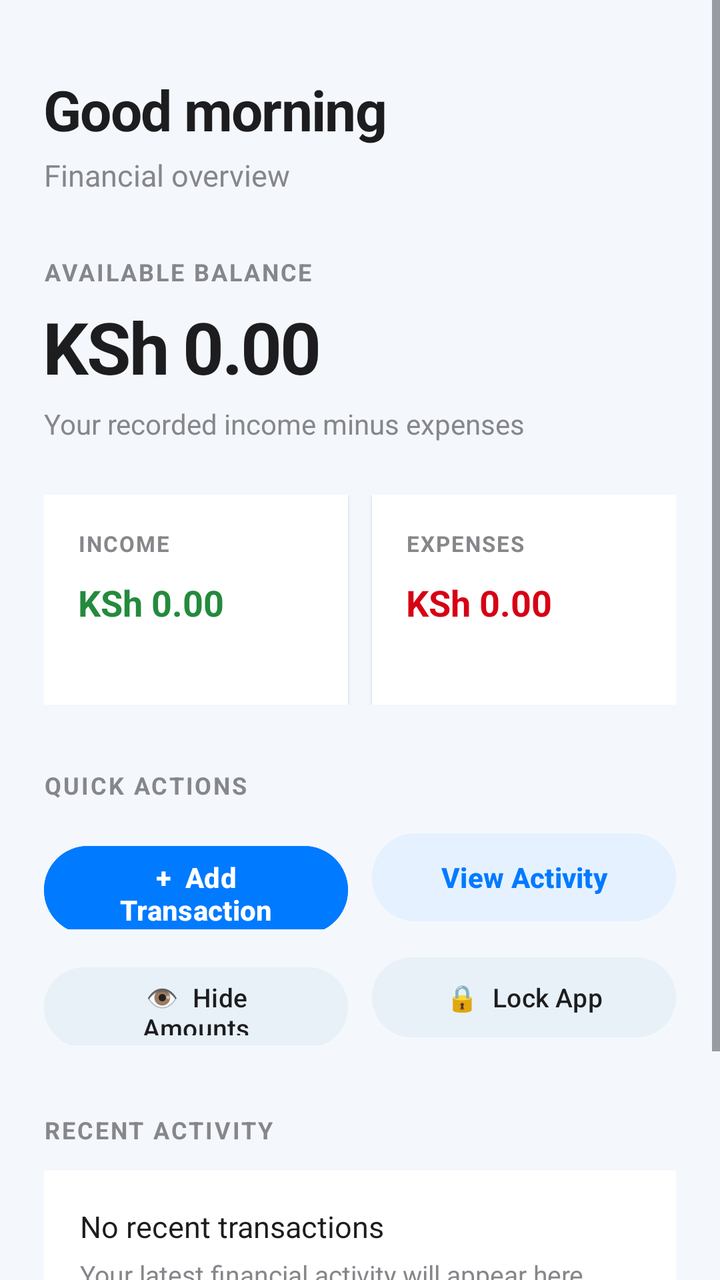
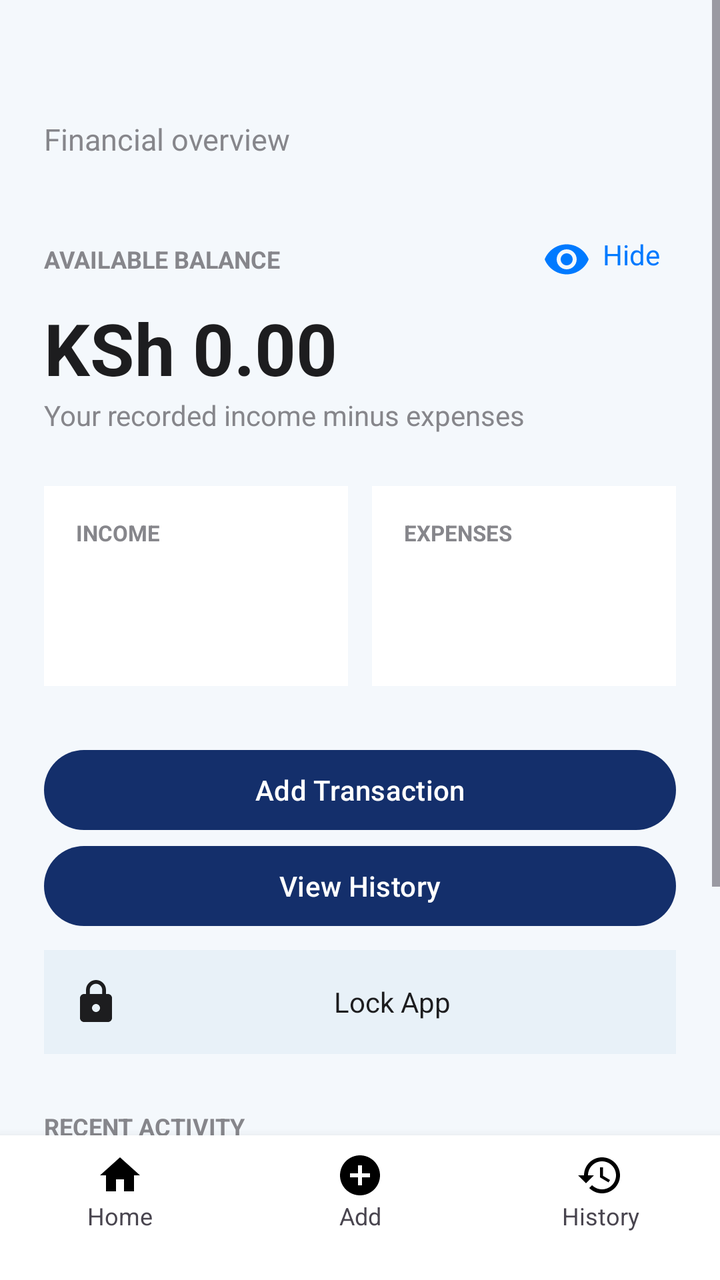

Screens rendered from an Android XML layout before and after an edit, with the pre-edit source and the edit as a unified diff.
<!-- AndroidManifest.xml: application theme Theme.FinancialRecordManagement -->
<!-- res/layout/activity_dashboard.xml -->
﻿<?xml version="1.0" encoding="utf-8"?>
<ScrollView xmlns:android="http://schemas.android.com/apk/res/android"
    android:layout_width="match_parent"
    android:layout_height="match_parent"
    android:background="#F4F8FC"
    android:fillViewport="true">

    <LinearLayout
        android:layout_width="match_parent"
        android:layout_height="wrap_content"
        android:orientation="vertical"
        android:paddingStart="22dp"
        android:paddingTop="28dp"
        android:paddingEnd="22dp"
        android:paddingBottom="30dp">

        
        <TextView
            android:id="@+id/welcomeText"
            android:layout_width="match_parent"
            android:layout_height="wrap_content"
            android:text="Good morning"
            android:textColor="#1D1D1F"
            android:textSize="28sp"
            android:textStyle="bold"
            android:letterSpacing="-0.02"
            android:layout_marginTop="8dp" />

        <TextView
            android:layout_width="match_parent"
            android:layout_height="wrap_content"
            android:text="Financial overview"
            android:textColor="#86868B"
            android:textSize="15sp"
            android:layout_marginTop="4dp"
            android:layout_marginBottom="30dp" />


        
        <TextView
            android:layout_width="match_parent"
            android:layout_height="wrap_content"
            android:text="AVAILABLE BALANCE"
            android:textColor="#86868B"
            android:textSize="12sp"
            android:textStyle="bold"
            android:letterSpacing="0.08"
            android:layout_marginBottom="5dp" />

        <TextView
            android:id="@+id/balanceText"
            android:layout_width="match_parent"
            android:layout_height="wrap_content"
            android:text="KSh 0.00"
            android:textColor="#1D1D1F"
            android:textSize="36sp"
            android:textStyle="bold"
            android:letterSpacing="-0.03" />

        <TextView
            android:layout_width="match_parent"
            android:layout_height="wrap_content"
            android:text="Your recorded income minus expenses"
            android:textColor="#86868B"
            android:textSize="14sp"
            android:layout_marginTop="5dp"
            android:layout_marginBottom="26dp" />


        
        <LinearLayout
            android:layout_width="match_parent"
            android:layout_height="wrap_content"
            android:orientation="horizontal">

            
            <LinearLayout
                android:layout_width="0dp"
                android:layout_height="105dp"
                android:layout_weight="1"
                android:orientation="vertical"
                android:padding="17dp"
                android:background="#FFFFFF"
                android:elevation="1dp"
                android:layout_marginEnd="6dp">

                <TextView
                    android:layout_width="match_parent"
                    android:layout_height="wrap_content"
                    android:text="INCOME"
                    android:textColor="#86868B"
                    android:textSize="11sp"
                    android:textStyle="bold"
                    android:letterSpacing="0.06" />

                <TextView
                    android:id="@+id/totalIncomeText"
                    android:layout_width="match_parent"
                    android:layout_height="wrap_content"
                    android:text="KSh 0.00"
                    android:textColor="#248A3D"
                    android:textSize="18sp"
                    android:textStyle="bold"
                    android:layout_marginTop="10dp" />

            </LinearLayout>


            
            <LinearLayout
                android:layout_width="0dp"
                android:layout_height="105dp"
                android:layout_weight="1"
                android:orientation="vertical"
                android:padding="17dp"
                android:background="#FFFFFF"
                android:elevation="1dp"
                android:layout_marginStart="6dp">

                <TextView
                    android:layout_width="match_parent"
                    android:layout_height="wrap_content"
                    android:text="EXPENSES"
                    android:textColor="#86868B"
                    android:textSize="11sp"
                    android:textStyle="bold"
                    android:letterSpacing="0.06" />

                <TextView
                    android:id="@+id/totalExpensesText"
                    android:layout_width="match_parent"
                    android:layout_height="wrap_content"
                    android:text="KSh 0.00"
                    android:textColor="#D70015"
                    android:textSize="18sp"
                    android:textStyle="bold"
                    android:layout_marginTop="10dp" />

            </LinearLayout>

        </LinearLayout>


        
<TextView
    android:layout_width="match_parent"
    android:layout_height="wrap_content"
    android:text="QUICK ACTIONS"
    android:textColor="#86868B"
    android:textSize="12sp"
    android:textStyle="bold"
    android:letterSpacing="0.08"
    android:layout_marginTop="32dp"
    android:layout_marginBottom="12dp" />

<LinearLayout
    android:layout_width="match_parent"
    android:layout_height="wrap_content"
    android:orientation="horizontal">

    <Button
        android:id="@+id/addTransactionButton"
        android:layout_width="0dp"
        android:layout_height="52dp"
        android:layout_weight="1"
        android:text="+  Add Transaction"
        android:textColor="#FFFFFF"
        android:textSize="14sp"
        android:textStyle="bold"
        android:backgroundTint="#007AFF"
        android:layout_marginEnd="6dp" />

    <Button
        android:id="@+id/viewHistoryButton"
        android:layout_width="0dp"
        android:layout_height="52dp"
        android:layout_weight="1"
        android:text="View Activity"
        android:textColor="#007AFF"
        android:textSize="14sp"
        android:textStyle="bold"
        android:backgroundTint="#E5F1FF"
        android:layout_marginStart="6dp" />

</LinearLayout>


<LinearLayout
    android:layout_width="match_parent"
    android:layout_height="wrap_content"
    android:orientation="horizontal"
    android:layout_marginTop="10dp">

    <Button
        android:id="@+id/toggleAmountsButton"
        android:layout_width="0dp"
        android:layout_height="48dp"
        android:layout_weight="1"
        android:text="👁  Hide Amounts"
        android:textColor="#1D1D1F"
        android:textSize="13sp"
        android:backgroundTint="#E8F1F8"
        android:layout_marginEnd="6dp" />

    <Button
        android:id="@+id/lockAppButton"
        android:layout_width="0dp"
        android:layout_height="48dp"
        android:layout_weight="1"
        android:text="🔒  Lock App"
        android:textColor="#1D1D1F"
        android:textSize="13sp"
        android:backgroundTint="#E8F1F8"
        android:layout_marginStart="6dp" />

</LinearLayout>
        
        <TextView
            android:layout_width="match_parent"
            android:layout_height="wrap_content"
            android:text="RECENT ACTIVITY"
            android:textColor="#86868B"
            android:textSize="12sp"
            android:textStyle="bold"
            android:letterSpacing="0.08"
            android:layout_marginTop="34dp"
            android:layout_marginBottom="12dp" />

        <LinearLayout
            android:layout_width="match_parent"
            android:layout_height="wrap_content"
            android:orientation="vertical"
            android:background="#FFFFFF"
            android:padding="18dp"
            android:elevation="1dp">

            <TextView
                android:id="@+id/recentActivityText"
                android:layout_width="match_parent"
                android:layout_height="wrap_content"
                android:text="No recent transactions"
                android:textColor="#1D1D1F"
                android:textSize="15sp" />

            <TextView
                android:id="@+id/recentActivityHint"
                android:layout_width="match_parent"
                android:layout_height="wrap_content"
                android:text="Your latest financial activity will appear here."
                android:textColor="#86868B"
                android:textSize="13sp"
                android:layout_marginTop="5dp" />

        </LinearLayout>


        
        <LinearLayout
            android:layout_width="match_parent"
            android:layout_height="wrap_content"
            android:orientation="horizontal"
            android:gravity="center_vertical"
            android:paddingTop="20dp"
            android:paddingBottom="10dp">

            <TextView
                android:layout_width="wrap_content"
                android:layout_height="wrap_content"
                android:text="●"
                android:textColor="#248A3D"
                android:textSize="14sp"
                android:layout_marginEnd="8dp" />

            <TextView
                android:layout_width="0dp"
                android:layout_height="wrap_content"
                android:layout_weight="1"
                android:text="Your records are protected"
                android:textColor="#1D1D1F"
                android:textSize="13sp" />

            <TextView
                android:id="@+id/securityStatusText"
                android:layout_width="wrap_content"
                android:layout_height="wrap_content"
                android:text="SECURE"
                android:textColor="#248A3D"
                android:textSize="11sp"
                android:textStyle="bold" />

        </LinearLayout>


        
        <TextView
            android:layout_width="match_parent"
            android:layout_height="wrap_content"
            android:text="FINANCIAL RECORD MANAGEMENT"
            android:textAlignment="center"
            android:textColor="#AEAEB2"
            android:textSize="10sp"
            android:textStyle="bold"
            android:letterSpacing="0.08"
            android:layout_marginTop="22dp" />

    </LinearLayout>

</ScrollView>
<!-- resources referenced by this layout -->
<resources>
  <style name="Theme.FinancialRecordManagement" parent="Base.Theme.FinancialRecordManagement" />
  <style name="Base.Theme.FinancialRecordManagement" parent="Theme.Material3.DayNight.NoActionBar">
          
          
      </style>
</resources>

<!-- the commit's change to res/layout/activity_dashboard.xml (unified diff, before → after) -->
@@ -1,308 +1,280 @@
 ﻿<?xml version="1.0" encoding="utf-8"?>
-<ScrollView xmlns:android="http://schemas.android.com/apk/res/android"
+<LinearLayout xmlns:android="http://schemas.android.com/apk/res/android"
     android:layout_width="match_parent"
     android:layout_height="match_parent"
     android:background="#F4F8FC"
-    android:fillViewport="true">
-
-    <LinearLayout
+    android:orientation="vertical">
+
+    <ScrollView
         android:layout_width="match_parent"
-        android:layout_height="wrap_content"
-        android:orientation="vertical"
-        android:paddingStart="22dp"
-        android:paddingTop="28dp"
-        android:paddingEnd="22dp"
-        android:paddingBottom="30dp">
-
-        
-        <TextView
-            android:id="@+id/welcomeText"
-            android:layout_width="match_parent"
-            android:layout_height="wrap_content"
-            android:text="Good morning"
-            android:textColor="#1D1D1F"
-            android:textSize="28sp"
-            android:textStyle="bold"
-            android:letterSpacing="-0.02"
-            android:layout_marginTop="8dp" />
-
-        <TextView
-            android:layout_width="match_parent"
-            android:layout_height="wrap_content"
-            android:text="Financial overview"
-            android:textColor="#86868B"
-            android:textSize="15sp"
-            android:layout_marginTop="4dp"
-            android:layout_marginBottom="30dp" />
-
-
-        
-        <TextView
-            android:layout_width="match_parent"
-            android:layout_height="wrap_content"
-            android:text="AVAILABLE BALANCE"
-            android:textColor="#86868B"
-            android:textSize="12sp"
-            android:textStyle="bold"
-            android:letterSpacing="0.08"
-            android:layout_marginBottom="5dp" />
-
-        <TextView
-            android:id="@+id/balanceText"
-            android:layout_width="match_parent"
-            android:layout_height="wrap_content"
-            android:text="KSh 0.00"
-            android:textColor="#1D1D1F"
-            android:textSize="36sp"
-            android:textStyle="bold"
-            android:letterSpacing="-0.03" />
-
-        <TextView
-            android:layout_width="match_parent"
-            android:layout_height="wrap_content"
-            android:text="Your recorded income minus expenses"
-            android:textColor="#86868B"
-            android:textSize="14sp"
-            android:layout_marginTop="5dp"
-            android:layout_marginBottom="26dp" />
-
-
-        
-        <LinearLayout
-            android:layout_width="match_parent"
-            android:layout_height="wrap_content"
-            android:orientation="horizontal">
-
-            
-            <LinearLayout
-                android:layout_width="0dp"
-                android:layout_height="105dp"
-                android:layout_weight="1"
-                android:orientation="vertical"
-                android:padding="17dp"
-                android:background="#FFFFFF"
-                android:elevation="1dp"
-                android:layout_marginEnd="6dp">
-
-                <TextView
-                    android:layout_width="match_parent"
-                    android:layout_height="wrap_content"
-                    android:text="INCOME"
-                    android:textColor="#86868B"
-                    android:textSize="11sp"
-                    android:textStyle="bold"
-                    android:letterSpacing="0.06" />
-
-                <TextView
-                    android:id="@+id/totalIncomeText"
-                    android:layout_width="match_parent"
-                    android:layout_height="wrap_content"
-                    android:text="KSh 0.00"
-                    android:textColor="#248A3D"
-                    android:textSize="18sp"
-                    android:textStyle="bold"
-                    android:layout_marginTop="10dp" />
-
-            </LinearLayout>
-
-
-            
-            <LinearLayout
-                android:layout_width="0dp"
-                android:layout_height="105dp"
-                android:layout_weight="1"
-                android:orientation="vertical"
-                android:padding="17dp"
-                android:background="#FFFFFF"
-                android:elevation="1dp"
-                android:layout_marginStart="6dp">
-
-                <TextView
-                    android:layout_width="match_parent"
-                    android:layout_height="wrap_content"
-                    android:text="EXPENSES"
-                    android:textColor="#86868B"
-                    android:textSize="11sp"
-                    android:textStyle="bold"
-                    android:letterSpacing="0.06" />
-
-                <TextView
-                    android:id="@+id/totalExpensesText"
-                    android:layout_width="match_parent"
-                    android:layout_height="wrap_content"
-                    android:text="KSh 0.00"
-                    android:textColor="#D70015"
-                    android:textSize="18sp"
-                    android:textStyle="bold"
-                    android:layout_marginTop="10dp" />
-
-            </LinearLayout>
-
-        </LinearLayout>
-
-
-        
-<TextView
-    android:layout_width="match_parent"
-    android:layout_height="wrap_content"
-    android:text="QUICK ACTIONS"
-    android:textColor="#86868B"
-    android:textSize="12sp"
-    android:textStyle="bold"
-    android:letterSpacing="0.08"
-    android:layout_marginTop="32dp"
-    android:layout_marginBottom="12dp" />
-
-<LinearLayout
-    android:layout_width="match_parent"
-    android:layout_height="wrap_content"
-    android:orientation="horizontal">
-
-    <Button
-        android:id="@+id/addTransactionButton"
-        android:layout_width="0dp"
-        android:layout_height="52dp"
-        android:layout_weight="1"
-        android:text="+  Add Transaction"
-        android:textColor="#FFFFFF"
-        android:textSize="14sp"
-        android:textStyle="bold"
-        android:backgroundTint="#007AFF"
-        android:layout_marginEnd="6dp" />
-
-    <Button
-        android:id="@+id/viewHistoryButton"
-        android:layout_width="0dp"
-        android:layout_height="52dp"
-        android:layout_weight="1"
-        android:text="View Activity"
-        android:textColor="#007AFF"
-        android:textSize="14sp"
-        android:textStyle="bold"
-        android:backgroundTint="#E5F1FF"
-        android:layout_marginStart="6dp" />
-
-</LinearLayout>
-
-
-<LinearLayout
-    android:layout_width="match_parent"
-    android:layout_height="wrap_content"
-    android:orientation="horizontal"
-    android:layout_marginTop="10dp">
-
-    <Button
-        android:id="@+id/toggleAmountsButton"
-        android:layout_width="0dp"
-        android:layout_height="48dp"
-        android:layout_weight="1"
-        android:text="👁  Hide Amounts"
-        android:textColor="#1D1D1F"
-        android:textSize="13sp"
-        android:backgroundTint="#E8F1F8"
-        android:layout_marginEnd="6dp" />
-
-    <Button
-        android:id="@+id/lockAppButton"
-        android:layout_width="0dp"
-        android:layout_height="48dp"
-        android:layout_weight="1"
-        android:text="🔒  Lock App"
-        android:textColor="#1D1D1F"
-        android:textSize="13sp"
-        android:backgroundTint="#E8F1F8"
-        android:layout_marginStart="6dp" />
-
-</LinearLayout>
-        
-        <TextView
-            android:layout_width="match_parent"
-            android:layout_height="wrap_content"
-            android:text="RECENT ACTIVITY"
-            android:textColor="#86868B"
-            android:textSize="12sp"
-            android:textStyle="bold"
-            android:letterSpacing="0.08"
-            android:layout_marginTop="34dp"
-            android:layout_marginBottom="12dp" />
+        android:layout_height="0dp"
+        android:layout_weight="1">
 
         <LinearLayout
             android:layout_width="match_parent"
             android:layout_height="wrap_content"
             android:orientation="vertical"
-            android:background="#FFFFFF"
-            android:padding="18dp"
-            android:elevation="1dp">
-
-            <TextView
-                android:id="@+id/recentActivityText"
-                android:layout_width="match_parent"
-                android:layout_height="wrap_content"
-                android:text="No recent transactions"
+            android:padding="22dp"
+            android:paddingTop="40dp">
+
+            
+            <TextView
+                android:id="@+id/welcomeText"
+                android:layout_width="match_parent"
+                android:layout_height="wrap_content"
                 android:textColor="#1D1D1F"
+                android:textSize="28sp"
+                android:textStyle="bold" />
+
+            <TextView
+                android:layout_width="match_parent"
+                android:layout_height="wrap_content"
+                android:layout_marginBottom="30dp"
+                android:text="Financial overview"
+                android:textColor="#86868B"
                 android:textSize="15sp" />
 
-            <TextView
-                android:id="@+id/recentActivityHint"
-                android:layout_width="match_parent"
-                android:layout_height="wrap_content"
-                android:text="Your latest financial activity will appear here."
+            
+            <LinearLayout
+                android:layout_width="match_parent"
+                android:layout_height="wrap_content"
+                android:gravity="center_vertical"
+                android:orientation="horizontal">
+
+                <TextView
+                    android:layout_width="0dp"
+                    android:layout_height="wrap_content"
+                    android:layout_weight="1"
+                    android:text="AVAILABLE BALANCE"
+                    android:textColor="#86868B"
+                    android:textSize="12sp"
+                    android:textStyle="bold" />
+
+                <TextView
+                    android:id="@+id/toggleAmountsButton"
+                    android:layout_width="wrap_content"
+                    android:layout_height="wrap_content"
+                    android:drawableStart="@drawable/ic_visibility"
+                    android:drawablePadding="6dp"
+                    android:drawableTint="#007AFF"
+                    android:padding="8dp"
+                    android:text="Hide"
+                    android:textColor="#007AFF"
+                    android:textSize="14sp" />
+            </LinearLayout>
+
+            <TextView
+                android:id="@+id/balanceText"
+                android:layout_width="match_parent"
+                android:layout_height="wrap_content"
+                android:text="KSh 0.00"
+                android:textColor="#1D1D1F"
+                android:textSize="36sp"
+                android:textStyle="bold" />
+
+            <TextView
+                android:layout_width="match_parent"
+                android:layout_height="wrap_content"
+                android:layout_marginBottom="26dp"
+                android:text="Your recorded income minus expenses"
                 android:textColor="#86868B"
-                android:textSize="13sp"
-                android:layout_marginTop="5dp" />
+                android:textSize="14sp" />
+
+            
+            <LinearLayout
+                android:layout_width="match_parent"
+                android:layout_height="wrap_content"
+                android:orientation="horizontal">
+
+                <LinearLayout
+                    android:layout_width="0dp"
+                    android:layout_height="100dp"
+                    android:layout_marginEnd="6dp"
+                    android:layout_weight="1"
+                    android:background="#FFFFFF"
+                    android:orientation="vertical"
+                    android:padding="16dp">
+
+                    <TextView
+                        android:layout_width="match_parent"
+                        android:layout_height="wrap_content"
+                        android:text="INCOME"
+                        android:textColor="#86868B"
+                        android:textSize="11sp"
+                        android:textStyle="bold" />
+
+                    <TextView
+                        android:id="@+id/totalIncomeText"
+                        android:layout_width="match_parent"
+                        android:layout_height="wrap_content"
+                        android:layout_marginTop="10dp"
+                        android:textColor="#248A3D"
+                        android:textSize="18sp"
+                        android:textStyle="bold" />
+                </LinearLayout>
+
+                <LinearLayout
+                    android:layout_width="0dp"
+                    android:layout_height="100dp"
+                    android:layout_marginStart="6dp"
+                    android:layout_weight="1"
+                    android:background="#FFFFFF"
+                    android:orientation="vertical"
+                    android:padding="16dp">
+
+                    <TextView
+                        android:layout_width="match_parent"
+                        android:layout_height="wrap_content"
+                        android:text="EXPENSES"
+                        android:textColor="#86868B"
+                        android:textSize="11sp"
+                        android:textStyle="bold" />
+
+                    <TextView
+                        android:id="@+id/totalExpensesText"
+                        android:layout_width="match_parent"
+                        android:layout_height="wrap_content"
+                        android:layout_marginTop="10dp"
+                        android:textColor="#D70015"
+                        android:textSize="18sp"
+                        android:textStyle="bold" />
+                </LinearLayout>
+            </LinearLayout>
+
+            
+            <Button
+                android:id="@+id/addTransactionButton"
+                android:layout_width="match_parent"
+                android:layout_height="wrap_content"
+                android:layout_marginTop="28dp"
+                android:text="Add Transaction" />
+
+            <Button
+                android:id="@+id/viewHistoryButton"
+                android:layout_width="match_parent"
+                android:layout_height="wrap_content"
+                android:text="View History" />
+
+            <TextView
+                android:id="@+id/lockAppButton"
+                android:layout_width="match_parent"
+                android:layout_height="wrap_content"
+                android:layout_marginTop="8dp"
+                android:background="#E8F1F8"
+                android:drawableStart="@drawable/ic_lock"
+                android:drawablePadding="8dp"
+                android:drawableTint="#1D1D1F"
+                android:gravity="center"
+                android:padding="14dp"
+                android:text="Lock App"
+                android:textColor="#1D1D1F"
+                android:textSize="14sp" />
+
+            
+            <TextView
+                android:layout_width="match_parent"
+                android:layout_height="wrap_content"
+                android:layout_marginTop="28dp"
+                android:layout_marginBottom="10dp"
+                android:text="RECENT ACTIVITY"
+                android:textColor="#86868B"
+                android:textSize="12sp"
+                android:textStyle="bold" />
+
+            <LinearLayout
+                android:layout_width="match_parent"
+                android:layout_height="wrap_content"
+                android:background="#FFFFFF"
+                android:orientation="vertical"
+                android:padding="18dp">
+
+                <TextView
+                    android:id="@+id/recentActivityText"
+                    android:layout_width="match_parent"
+                    android:layout_height="wrap_content"
+                    android:textColor="#1D1D1F"
+                    android:textSize="15sp" />
+
+                <TextView
+                    android:id="@+id/recentActivityHint"
+                    android:layout_width="match_parent"
+                    android:layout_height="wrap_content"
+                    android:layout_marginTop="5dp"
+                    android:textColor="#86868B"
+                    android:textSize="13sp" />
+            </LinearLayout>
+
+            
+            <LinearLayout
+                android:layout_width="match_parent"
+                android:layout_height="wrap_content"
+                android:orientation="horizontal"
+                android:paddingTop="20dp">
+
+                <TextView
+                    android:layout_width="0dp"
+                    android:layout_height="wrap_content"
+                    android:layout_weight="1"
+                    android:text="Your records are protected"
+                    android:textColor="#1D1D1F"
+                    android:textSize="13sp" />
+
+                <TextView
+                    android:id="@+id/securityStatusText"
+                    android:layout_width="wrap_content"
+                    android:layout_height="wrap_content"
+                    android:padding="4dp"
+                    android:textSize="12sp"
+                    android:textStyle="bold" />
+            </LinearLayout>
 
         </LinearLayout>
-
-
-        
-        <LinearLayout
-            android:layout_width="match_parent"
-            android:layout_height="wrap_content"
-            android:orientation="horizontal"
-            android:gravity="center_vertical"
-            android:paddingTop="20dp"
-            android:paddingBottom="10dp">
-
-            <TextView
-                android:layout_width="wrap_content"
-                android:layout_height="wrap_content"
-                android:text="●"
-                android:textColor="#248A3D"
-                android:textSize="14sp"
-                android:layout_marginEnd="8dp" />
-
-            <TextView
-                android:layout_width="0dp"
-                android:layout_height="wrap_content"
-                android:layout_weight="1"
-                android:text="Your records are protected"
-                android:textColor="#1D1D1F"
-                android:textSize="13sp" />
-
-            <TextView
-                android:id="@+id/securityStatusText"
-                android:layout_width="wrap_content"
-                android:layout_height="wrap_content"
-                android:text="SECURE"
-                android:textColor="#248A3D"
-                android:textSize="11sp"
-                android:textStyle="bold" />
-
-        </LinearLayout>
-
-
-        
-        <TextView
-            android:layout_width="match_parent"
-            android:layout_height="wrap_content"
-            android:text="FINANCIAL RECORD MANAGEMENT"
-            android:textAlignment="center"
-            android:textColor="#AEAEB2"
-            android:textSize="10sp"
-            android:textStyle="bold"
-            android:letterSpacing="0.08"
-            android:layout_marginTop="22dp" />
-
-    </LinearLayout>
-
-</ScrollView>
+    </ScrollView>
+
+    <include layout="@layout/bottom_nav" />
+
+</LinearLayout>
+<!-- res/layout/bottom_nav.xml (included above) -->
+<?xml version="1.0" encoding="utf-8"?>
+<LinearLayout xmlns:android="http://schemas.android.com/apk/res/android"
+    android:layout_width="match_parent"
+    android:layout_height="wrap_content"
+    android:background="#FFFFFF"
+    android:elevation="8dp"
+    android:orientation="horizontal"
+    android:paddingBottom="16dp">
+
+    <TextView
+        android:id="@+id/navHome"
+        android:layout_width="0dp"
+        android:layout_height="wrap_content"
+        android:layout_weight="1"
+        android:drawableTop="@drawable/ic_home"
+        android:gravity="center"
+        android:padding="8dp"
+        android:text="Home"
+        android:textSize="12sp" />
+
+    <TextView
+        android:id="@+id/navAdd"
+        android:layout_width="0dp"
+        android:layout_height="wrap_content"
+        android:layout_weight="1"
+        android:drawableTop="@drawable/ic_add_circle"
+        android:gravity="center"
+        android:padding="8dp"
+        android:text="Add"
+        android:textSize="12sp" />
+
+    <TextView
+        android:id="@+id/navHistory"
+        android:layout_width="0dp"
+        android:layout_height="wrap_content"
+        android:layout_weight="1"
+        android:drawableTop="@drawable/ic_history"
+        android:gravity="center"
+        android:padding="8dp"
+        android:text="History"
+        android:textSize="12sp" />
+
+</LinearLayout>
<!-- resource entries referenced after the edit -->
@@ -1,9 +1,59 @@
 <!-- resources referenced by this layout -->
 <resources>
+  <!-- drawable ic_add_circle (drawable) -->
+  <vector xmlns:android="http://schemas.android.com/apk/res/android"
+      android:width="24dp"
+      android:height="24dp"
+      android:viewportWidth="24"
+      android:viewportHeight="24">
+      <path
+          android:fillColor="#FF000000"
+          android:pathData="M12,2C6.48,2 2,6.48 2,12s4.48,10 10,10 10,-4.48 10,-10S17.52,2 12,2zM17,13h-4v4h-2v-4H7v-2h4V7h2v4h4v2z" />
+  </vector>
+  <!-- drawable ic_history (drawable) -->
+  <vector xmlns:android="http://schemas.android.com/apk/res/android"
+      android:width="24dp"
+      android:height="24dp"
+      android:viewportWidth="24"
+      android:viewportHeight="24">
+      <path
+          android:fillColor="#FF000000"
+          android:pathData="M13,3c-4.97,0 -9,4.03 -9,9H1l3.89,3.89 0.07,0.14L9,12H6c0,-3.87 3.13,-7 7,-7s7,3.13 7,7 -3.13,7 -7,7c-1.93,0 -3.68,-0.79 -4.94,-2.06l-1.42,1.42C8.27,19.99 10.51,21 13,21c4.97,0 9,-4.03 9,-9s-4.03,-9 -9,-9zM12,8v5l4.28,2.54 0.72,-1.21 -3.5,-2.08V8H12z" />
+  </vector>
+  <!-- drawable ic_home (drawable) -->
+  <vector xmlns:android="http://schemas.android.com/apk/res/android"
+      android:width="24dp"
+      android:height="24dp"
+      android:viewportWidth="24"
+      android:viewportHeight="24">
+      <path
+          android:fillColor="#FF000000"
+          android:pathData="M10,20v-6h4v6h5v-8h3L12,3 2,12h3v8z" />
+  </vector>
+  <!-- drawable ic_lock (drawable) -->
+  <vector xmlns:android="http://schemas.android.com/apk/res/android"
+      android:width="24dp"
+      android:height="24dp"
+      android:viewportWidth="24"
+      android:viewportHeight="24">
+      <path
+          android:fillColor="#FF000000"
+          android:pathData="M18,8h-1V6c0,-2.76 -2.24,-5 -5,-5S7,3.24 7,6v2H6c-1.1,0 -2,0.9 -2,2v10c0,1.1 0.9,2 2,2h12c1.1,0 2,-0.9 2,-2V10c0,-1.1 -0.9,-2 -2,-2zM12,17c-1.1,0 -2,-0.9 -2,-2s0.9,-2 2,-2 2,0.9 2,2 -0.9,2 -2,2zM15.1,8H8.9V6c0,-1.71 1.39,-3.1 3.1,-3.1 1.71,0 3.1,1.39 3.1,3.1v2z" />
+  </vector>
+  <!-- drawable ic_visibility (drawable) -->
+  <vector xmlns:android="http://schemas.android.com/apk/res/android"
+      android:width="24dp"
+      android:height="24dp"
+      android:viewportWidth="24"
+      android:viewportHeight="24">
+      <path
+          android:fillColor="#FF000000"
+          android:pathData="M12,4.5C7,4.5 2.73,7.61 1,12c1.73,4.39 6,7.5 11,7.5s9.27,-3.11 11,-7.5c-1.73,-4.39 -6,-7.5 -11,-7.5zM12,17c-2.76,0 -5,-2.24 -5,-5s2.24,-5 5,-5 5,2.24 5,5 -2.24,5 -5,5zM12,9c-1.66,0 -3,1.34 -3,3s1.34,3 3,3 3,-1.34 3,-3 -1.34,-3 -3,-3z" />
+  </vector>
   <style name="Theme.FinancialRecordManagement" parent="Base.Theme.FinancialRecordManagement" />
-  <style name="Base.Theme.FinancialRecordManagement" parent="Theme.Material3.DayNight.NoActionBar">
+  <style name="Base.Theme.FinancialRecordManagement" parent="Theme.Material3.Light.NoActionBar">
           
-          
+          <item name="colorPrimary">#142F6B</item>
       </style>
 </resources>
 
